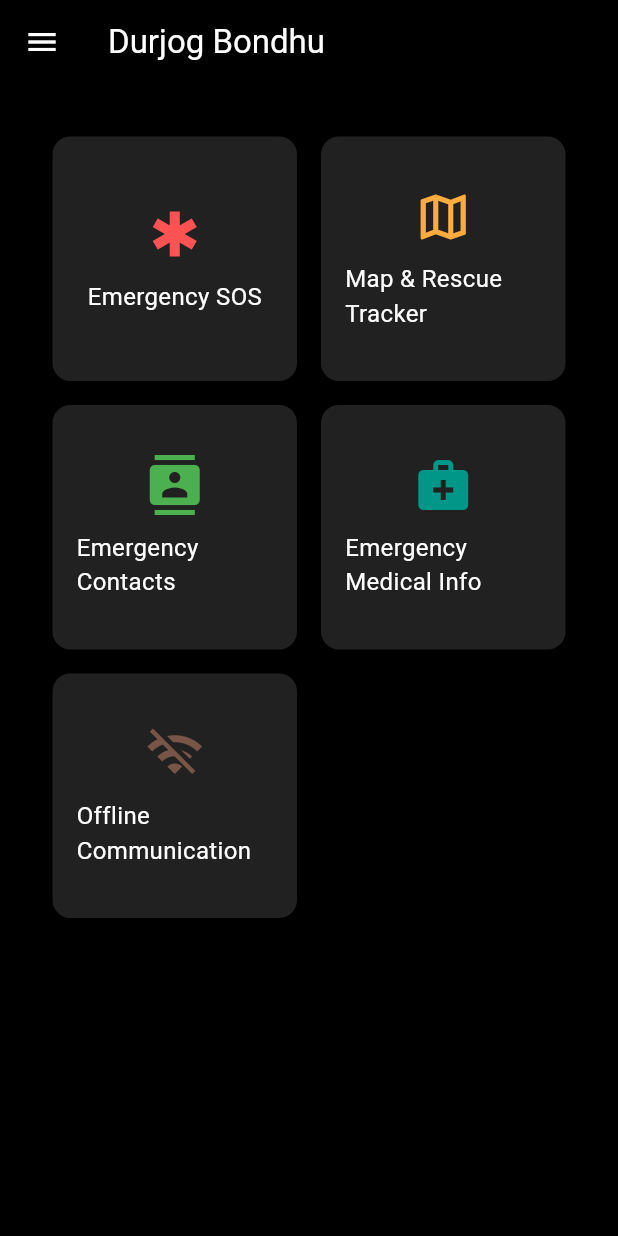
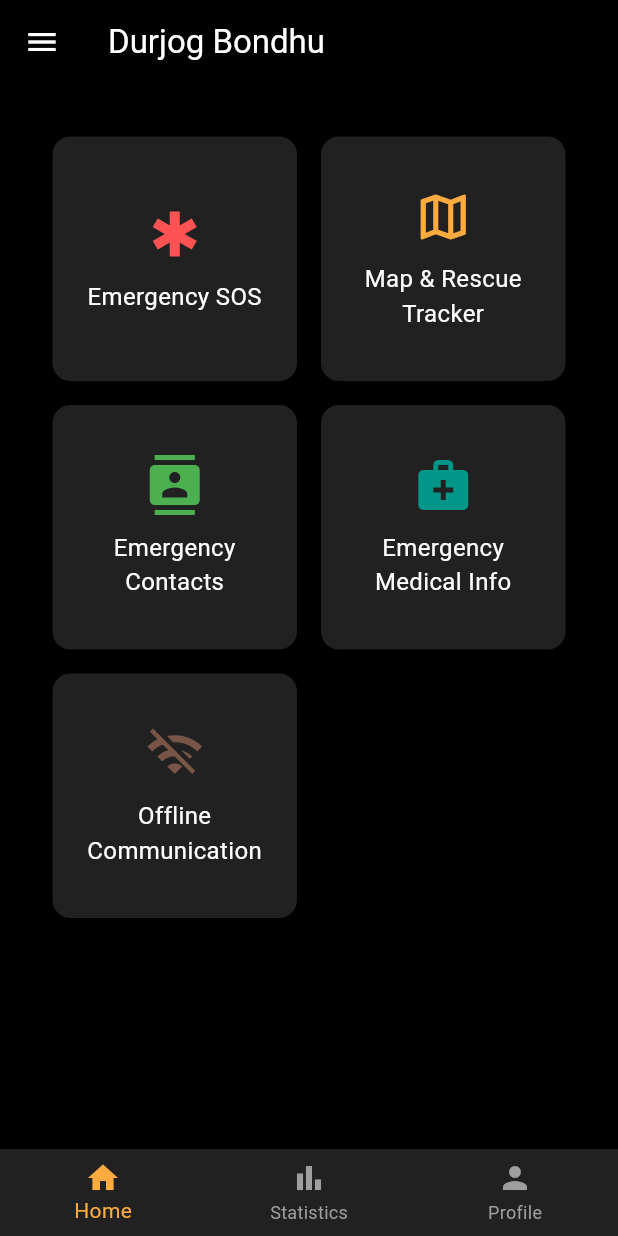
Before and after one commit to MdRahimulHassan/Durjog_Sathi, a Flutter app: the screen it shows once a user with an empty profile is signed in, in the side drawer, after a tap on "Emergency SOS", on a phone screen of 412 x 824 dp. Run offline on Flutter 3.47's test engine with Material 3 defaults, Android fonts, the phone set to English and light mode, and no system bars; our stand-ins replace firebase_auth, firebase_core, geolocator, google_maps_flutter, permission_handler; accounts and stored records are empty.

```diff
--- /dev/null
+++ b/lib/screens/HomeContent.dart
@@ -0,0 +1,110 @@
+import 'package:flutter/material.dart';
+import 'RescueRequestScreen.dart';
+import 'MapAndRescueTrackerScreen.dart';
+import 'EmergencyContactsScreen.dart';
+import 'EmergencyMedicalScreen.dart';
+import 'OfflineCommunicationScreen.dart';
+
+class HomeContent extends StatelessWidget {
+  const HomeContent({super.key});
+
+  @override
+  Widget build(BuildContext context) {
+    return Padding(
+      padding: const EdgeInsets.all(35.0),
+      child: GridView.count(
+        crossAxisCount: 2,
+        crossAxisSpacing: 16,
+        mainAxisSpacing: 16,
+        children: [
+          FeatureCard(
+            icon: Icons.emergency,
+            label: 'Emergency SOS',
+            color: Colors.redAccent,
+            onTap: () => Navigator.push(
+              context,
+              MaterialPageRoute(builder: (_) => const RescueRequestScreen()),
+            ),
+          ),
+          FeatureCard(
+            icon: Icons.map_outlined,
+            label: 'Map & Rescue Tracker',
+            color: Colors.orangeAccent,
+            onTap: () => Navigator.push(
+              context,
+              MaterialPageRoute(builder: (_) => const MapAndRescueTrackerScreen()),
+            ),
+          ),
+          FeatureCard(
+            icon: Icons.contacts,
+            label: 'Emergency Contacts',
+            color: Colors.green,
+            onTap: () => Navigator.push(
+              context,
+              MaterialPageRoute(builder: (_) => EmergencyContactsScreen()),
+            ),
+          ),
+          FeatureCard(
+            icon: Icons.medical_services,
+            label: 'Emergency Medical Info',
+            color: Colors.teal,
+            onTap: () => Navigator.push(
+              context,
+              MaterialPageRoute(builder: (_) => const EmergencyMedicalScreen()),
+            ),
+          ),
+          FeatureCard(
+            icon: Icons.wifi_off,
+            label: 'Offline Communication',
+            color: Colors.brown,
+            onTap: () => Navigator.push(
+              context,
+              MaterialPageRoute(builder: (_) => const OfflineCommunicationScreen()),
+            ),
+          ),
+        ],
+      ),
+    );
+  }
+}
+
+class FeatureCard extends StatelessWidget {
+  final IconData icon;
+  final String label;
+  final Color color;
+  final VoidCallback onTap;
+
+  const FeatureCard({
+    super.key,
+    required this.icon,
+    required this.label,
+    required this.color,
+    required this.onTap,
+  });
+
+  @override
+  Widget build(BuildContext context) {
+    return GestureDetector(
+      onTap: onTap,
+      child: Container(
+        decoration: BoxDecoration(
+          color: Colors.grey[900],
+          borderRadius: BorderRadius.circular(12),
+        ),
+        padding: const EdgeInsets.all(16),
+        child: Column(
+          mainAxisAlignment: MainAxisAlignment.center,
+          children: [
+            Icon(icon, size: 40, color: color),
+            const SizedBox(height: 10),
+            Text(
+              label,
+              style: const TextStyle(color: Colors.white, fontSize: 16),
+              textAlign: TextAlign.center,
+            ),
+          ],
+        ),
+      ),
+    );
+  }
+}
--- a/lib/screens/HomeScreen.dart
+++ b/lib/screens/HomeScreen.dart
@@ -1,26 +1,39 @@
 import 'package:flutter/material.dart';
 import 'package:firebase_auth/firebase_auth.dart';
-import 'EmergencyMedicalScreen.dart';
-import 'MapAndRescueTrackerScreen.dart';
-//import 'WeatherForecastScreen.dart';
+import 'LoginPage.dart';
 
-//import 'AffectedZonesScreen.dart';
-import 'EmergencyContactsScreen.dart';
-//import 'profile.dart';
-import 'RescueRequestScreen.dart';
-//import 'FloodAlertsScreen.dart';
-import 'LoginPage.dart';
-//import 'ShelterLocationsScreen.dart';
-import 'OfflineCommunicationScreen.dart';
-class HomeScreen extends StatelessWidget {
+// Screens
+import 'HomeContent.dart';
+import 'StatisticsScreen.dart';
+import 'ProfileScreen.dart';
+
+class HomeScreen extends StatefulWidget {
   const HomeScreen({super.key});
+
+  @override
+  State<HomeScreen> createState() => _HomeScreenState();
+}
+
+class _HomeScreenState extends State<HomeScreen> {
+  int _selectedIndex = 0;
+
+  // Screens for each bottom nav item
+  final List<Widget> _screens = [
+    const HomeContent(),         // Grid-based Home screen
+    const StatisticsScreen(),    // Statistics placeholder
+    const ProfileScreen(),       // Profile placeholder
+  ];
+
+  void _onTabTapped(int index) {
+    setState(() => _selectedIndex = index);
+  }
 
   @override
   Widget build(BuildContext context) {
     return Scaffold(
       backgroundColor: Colors.black,
 
-      // AppBar with hamburger menu
+      // ✅ AppBar shown on every tab
       appBar: AppBar(
         title: const Text('Durjog Bondhu', style: TextStyle(color: Colors.white)),
         backgroundColor: Colors.black,
@@ -28,15 +41,13 @@
         iconTheme: const IconThemeData(color: Colors.white),
       ),
 
-      // Navigation Drawer
+      // ✅ Drawer shown on every tab
       drawer: Drawer(
         child: ListView(
           padding: EdgeInsets.zero,
           children: [
             UserAccountsDrawerHeader(
-              decoration: const BoxDecoration(
-                color: Colors.blue,
-              ),
+              decoration: const BoxDecoration(color: Colors.blue),
               currentAccountPicture: const CircleAvatar(
                 backgroundImage: AssetImage("assets/images/Rahimul.png"),
                 radius: 40,
@@ -44,15 +55,13 @@
               accountName: const Text("Rahimul", style: TextStyle(fontSize: 18)),
               accountEmail: const Text("2021831050@student.sust.edu"),
             ),
-            _buildDrawerItem(Icons.home, "Home", context),
-            _buildDrawerItem(Icons.favorite, "Favourites", context),
-            _buildDrawerItem(Icons.work, "Workflow", context),
-            _buildDrawerItem(Icons.update, "Updates", context),
+            _buildDrawerItem(Icons.home, "Home"),
+            _buildDrawerItem(Icons.favorite, "Favourites"),
+            _buildDrawerItem(Icons.work, "Workflow"),
+            _buildDrawerItem(Icons.update, "Updates"),
             const Divider(),
-            _buildDrawerItem(Icons.extension, "Plugins", context),
-            _buildDrawerItem(Icons.notifications, "Notifications", context),
-
-            // 🔒 Logout Item
+            _buildDrawerItem(Icons.extension, "Plugins"),
+            _buildDrawerItem(Icons.notifications, "Notifications"),
             ListTile(
               leading: const Icon(Icons.logout, color: Colors.black54),
               title: const Text("Logout", style: TextStyle(fontSize: 16)),
@@ -68,121 +77,30 @@
         ),
       ),
 
-      // Body Grid View
-      body: Padding(
-        padding: const EdgeInsets.all(35.0),
-        child: GridView.count(
-          crossAxisCount: 2,
-          crossAxisSpacing: 16,
-          mainAxisSpacing: 16,
-          children: [
-            FeatureCard(
-              icon: Icons.emergency,
-              label: 'Emergency SOS',
-              color: Colors.redAccent,
-              onTap: () {
-                Navigator.push(
-                  context,
-                  MaterialPageRoute(builder: (context) => const RescueRequestScreen()),
-                );
-              },
-            ),
-            FeatureCard(
-              icon: Icons.map_outlined,
-              label: 'Map & Rescue Tracker',
-              color: Colors.orangeAccent,
-              onTap: () {
-                Navigator.push(
-                  context,
-                  MaterialPageRoute(builder: (context) => const MapAndRescueTrackerScreen()),
-                );
-              },
-            ),
+      // ✅ Active screen shown based on selected index
+      body: _screens[_selectedIndex],
 
-            FeatureCard(
-              icon: Icons.contacts,
-              label: 'Emergency Contacts',
-              color: Colors.green,
-              onTap: () => Navigator.push(
-                context,
-                MaterialPageRoute(builder: (context) => EmergencyContactsScreen()),
-              ),
-            ),
-            FeatureCard(
-              icon: Icons.medical_services,
-              label: 'Emergency Medical Info',
-              color: Colors.teal,
-              onTap: () => Navigator.push(
-                context,
-                MaterialPageRoute(builder: (context) => const EmergencyMedicalScreen()),
-              ),
-            ),
-            FeatureCard(
-              icon: Icons.wifi_off,
-              label: 'Offline Communication',
-              color: Colors.brown,
-              onTap: () {
-                Navigator.push(
-                  context,
-                  MaterialPageRoute(
-                    builder: (context) => const OfflineCommunicationScreen(),
-                  ),
-                );
-              },
-            ),
-
-
-          ],
-        ),
+      // ✅ Bottom Navigation Bar (stays always)
+      bottomNavigationBar: BottomNavigationBar(
+        backgroundColor: Colors.grey[900],
+        currentIndex: _selectedIndex,
+        selectedItemColor: Colors.orangeAccent,
+        unselectedItemColor: Colors.grey,
+        onTap: _onTabTapped,
+        items: const [
+          BottomNavigationBarItem(icon: Icon(Icons.home), label: 'Home'),
+          BottomNavigationBarItem(icon: Icon(Icons.bar_chart), label: 'Statistics'),
+          BottomNavigationBarItem(icon: Icon(Icons.person), label: 'Profile'),
+        ],
       ),
     );
   }
 
-  // Drawer Item Builder
-  Widget _buildDrawerItem(IconData icon, String title, BuildContext context) {
+  Widget _buildDrawerItem(IconData icon, String title) {
     return ListTile(
       leading: Icon(icon, color: Colors.black54),
       title: Text(title, style: const TextStyle(fontSize: 16)),
-      onTap: () {
-        Navigator.pop(context);
-      },
+      onTap: () => Navigator.pop(context),
     );
   }
 }
-
-// ✅ FeatureCard Widget
-class FeatureCard extends StatelessWidget {
-  final IconData icon;
-  final String label;
-  final Color color;
-  final VoidCallback onTap;
-
-  const FeatureCard({
-    required this.icon,
-    required this.label,
-    required this.color,
-    required this.onTap,
-  });
-
-  @override
-  Widget build(BuildContext context) {
-    return GestureDetector(
-      onTap: onTap,
-      child: Container(
-        decoration: BoxDecoration(
-          color: Colors.grey[900],
-          borderRadius: BorderRadius.circular(12),
-        ),
-        padding: const EdgeInsets.all(16),
-        child: Column(
-          mainAxisAlignment: MainAxisAlignment.center,
-          children: [
-            Icon(icon, size: 40, color: color),
-            const SizedBox(height: 10),
-            Text(label, style: const TextStyle(color: Colors.white, fontSize: 16)),
-          ],
-        ),
-      ),
-    );
-  }
-}
--- a/lib/screens/WelcomePage.dart
+++ b/lib/screens/WelcomePage.dart
@@ -24,7 +24,7 @@
             decoration: const BoxDecoration(
               image: DecorationImage(
                 alignment: Alignment.center,
-                image: AssetImage("assets/images/WelcomeScreenBg.png"),
+                image: AssetImage("assets/images/WelcomeScreenBg.jpg"),
                 fit: BoxFit.fill,
               ),
             ),
--- a/pubspec.yaml
+++ b/pubspec.yaml
@@ -16,8 +16,14 @@
   geolocator: ^14.0.1
   permission_handler: ^12.0.0+1
   url_launcher: ^6.3.1
+  flutter_launcher_icons: ^0.14.4
 
 flutter:
   uses-material-design: true
   assets:
     - assets/images/
+
+flutter_icons:
+  android: true
+  ios: false
+  image_path: "assets/images/logo.png"
```
Also changed, not shown: lib/screens/ProfileScreen.dart (added, +15 -0 lines), lib/screens/StatisticsScreen.dart (added, +15 -0 lines), assets/images/WelcomeScreenBg.jpg (added), assets/images/logo.jpg (added), assets/images/logo.png (added), assets/images/logo.webp (added), pubspec.lock, 5 other files.
